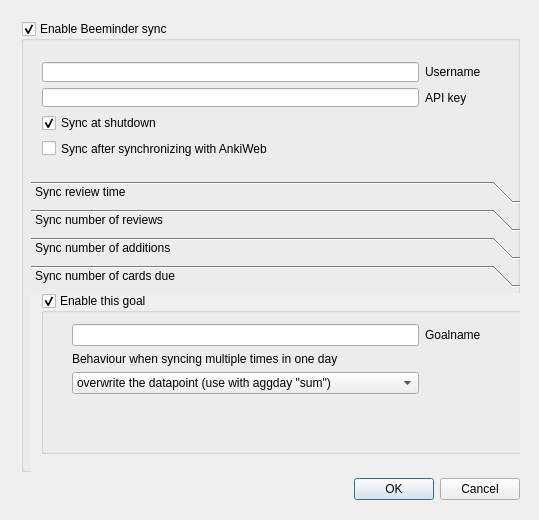
Qt form beetime/settings_layout.ui (olimay/beetime) before a commit.
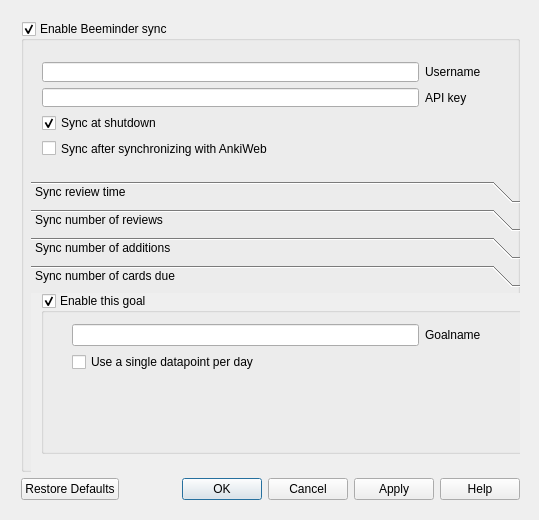
The same form after that commit.

Commit message: beetime: completely remove the agg setting

What changed in the file:
```diff
--- a/beetime/settings_layout.ui
+++ b/beetime/settings_layout.ui
@@ -26,7 +26,7 @@
     <item row="2" column="0">
      <widget class="QDialogButtonBox" name="buttonBox">
       <property name="standardButtons">
-       <set>QDialogButtonBox::Cancel|QDialogButtonBox::Ok</set>
+       <set>QDialogButtonBox::Apply|QDialogButtonBox::Cancel|QDialogButtonBox::Help|QDialogButtonBox::Ok|QDialogButtonBox::RestoreDefaults</set>
       </property>
      </widget>
     </item>
@@ -444,27 +444,6 @@
            </rect>
           </property>
           <layout class="QGridLayout" name="gridLayout_6">
-           <item row="4" column="0">
-            <widget class="QComboBox" name="due_agg">
-             <item>
-              <property name="text">
-               <string extracomment="use with the default sum aggregation">overwrite the datapoint (use with aggday &quot;sum&quot;)</string>
-              </property>
-             </item>
-             <item>
-              <property name="text">
-               <string extracomment="use with last or max aggregation">keep multiple datapoints (use with &quot;last&quot;, &quot;max&quot;, ...)</string>
-              </property>
-             </item>
-            </widget>
-           </item>
-           <item row="3" column="0">
-            <widget class="QLabel" name="due_agg_label">
-             <property name="text">
-              <string>Behaviour when syncing multiple times in one day</string>
-             </property>
-            </widget>
-           </item>
            <item row="2" column="1">
             <widget class="QLabel" name="due_slug_label">
              <property name="text">
@@ -475,7 +454,7 @@
            <item row="2" column="0">
             <widget class="QLineEdit" name="due_slug"/>
            </item>
-           <item row="5" column="0">
+           <item row="4" column="0">
             <spacer name="verticalSpacer">
              <property name="orientation">
               <enum>Qt::Vertical</enum>
@@ -488,6 +467,13 @@
              </property>
             </spacer>
            </item>
+           <item row="3" column="0">
+            <widget class="QCheckBox" name="due_overwrite">
+             <property name="text">
+              <string>Use a single datapoint per day</string>
+             </property>
+            </widget>
+           </item>
           </layout>
          </widget>
         </widget>
```
Left out of the diff: 90 changed lines with no effect on the pictures. The commit also changes 2 other files.
